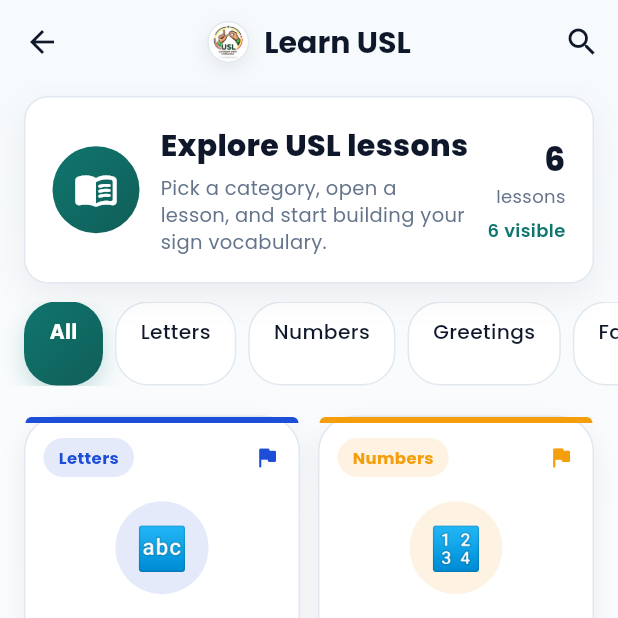
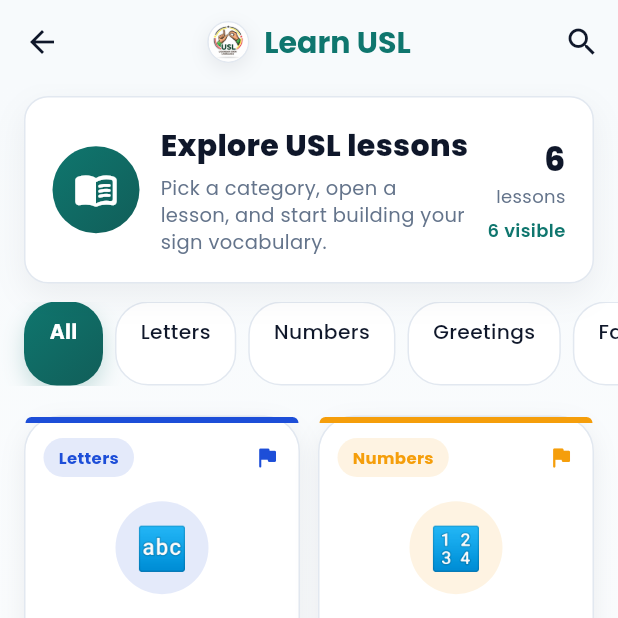
Before and after one commit to Tina-marion/usl_tutor, a Flutter app: the LearningScreen screen opened by its route, on a phone screen of 412 x 824 dp, the top half of it. Run offline on Flutter 3.47's test engine with Material 3 defaults, Android fonts, the phone set to English and light mode, and no system bars; drawn by our look-alikes of flutter_animate; our stand-ins replace camera, chewie, fl_chart, google_fonts, shared_preferences, video_player; missing offline and left inert: flutter_onnxruntime, video_thumbnail; accounts and stored records are empty.

Commit message:
ft:changes of learningscreen

```diff
--- a/lib/screens/learning_screen.dart
+++ b/lib/screens/learning_screen.dart
@@ -161,7 +161,7 @@ class _LearningScreenState extends State<LearningScreen> {
             'Learn USL',
             style: TextStyle(
                 fontWeight: FontWeight.bold,
-                color: Theme.of(context).colorScheme.onSurface,
+                color: const Color.fromARGB(255, 15, 118, 110),
                 fontSize: 20),
           ),
         ],
```
